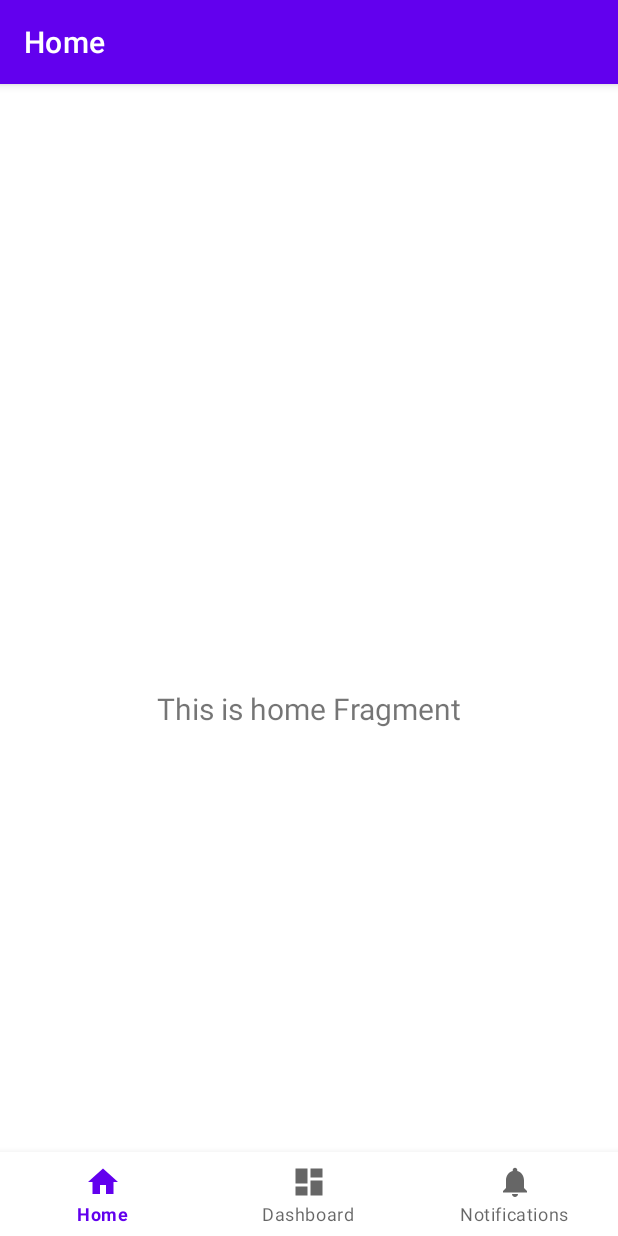
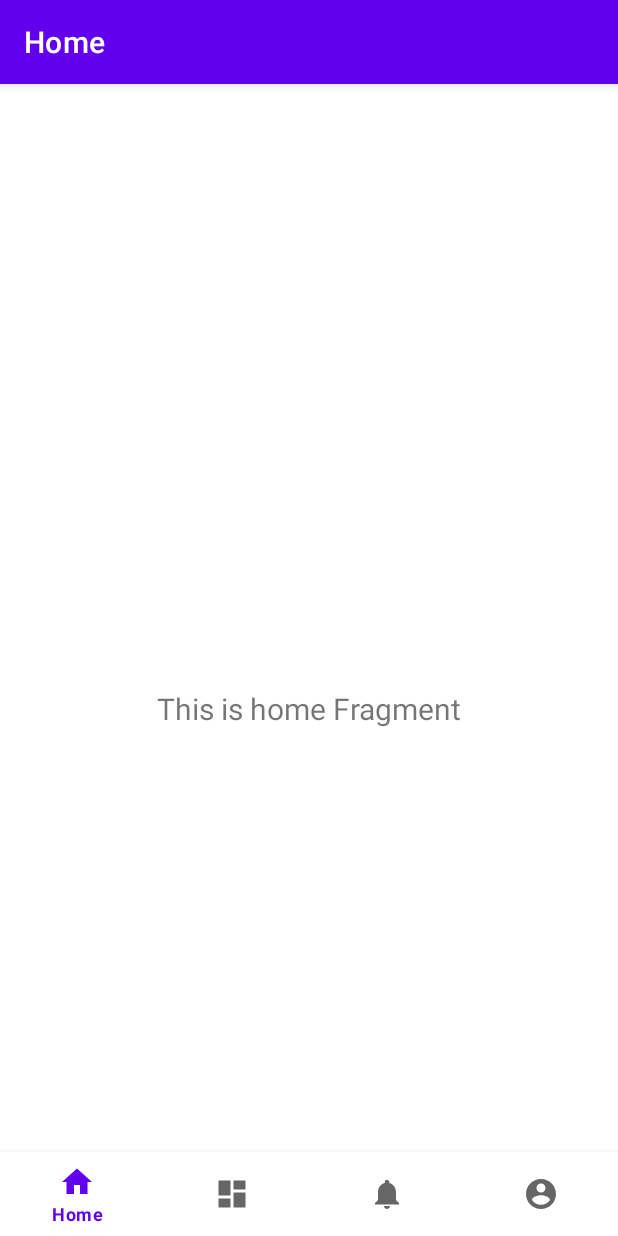
Before and after one commit to are-one/bottom-navigation-one, an Android app: the screen it shows after launch (MainActivity), on a phone screen of 412 x 824 dp. Run offline under Robolectric (Android 15) with nearby library versions, the phone set to English and light mode, and no system bars; our stand-ins replace navigation-ui.

Commit message:
[UPDATE] Add profile menu

```diff
--- a/app/src/main/res/menu/bottom_nav_menu.xml
+++ b/app/src/main/res/menu/bottom_nav_menu.xml
@@ -16,4 +16,9 @@
         android:icon="@drawable/ic_notifications_black_24dp"
         android:title="@string/title_notifications" />
 
+    <item
+        android:id="@+id/navigation_profile"
+        android:icon="@drawable/ic_account_circle_black_24"
+        android:title="@string/title_profile"/>
+
 </menu>
```
